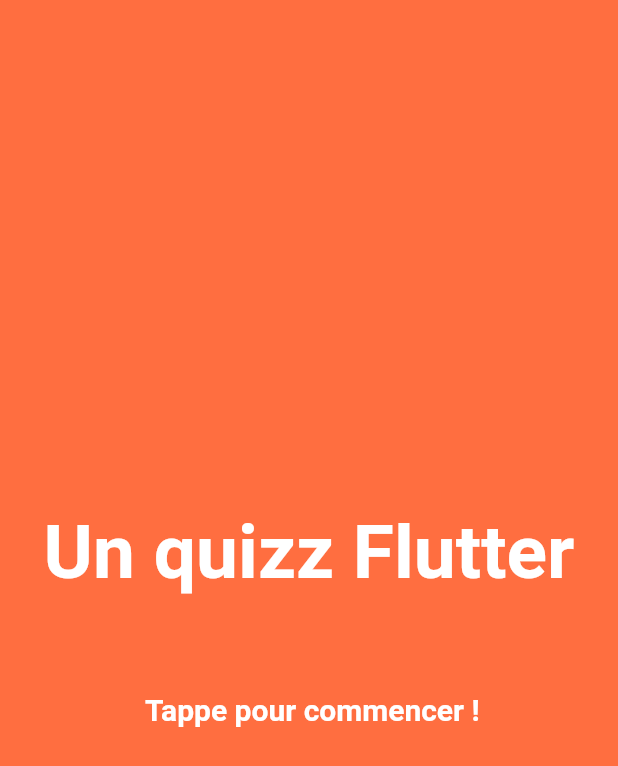
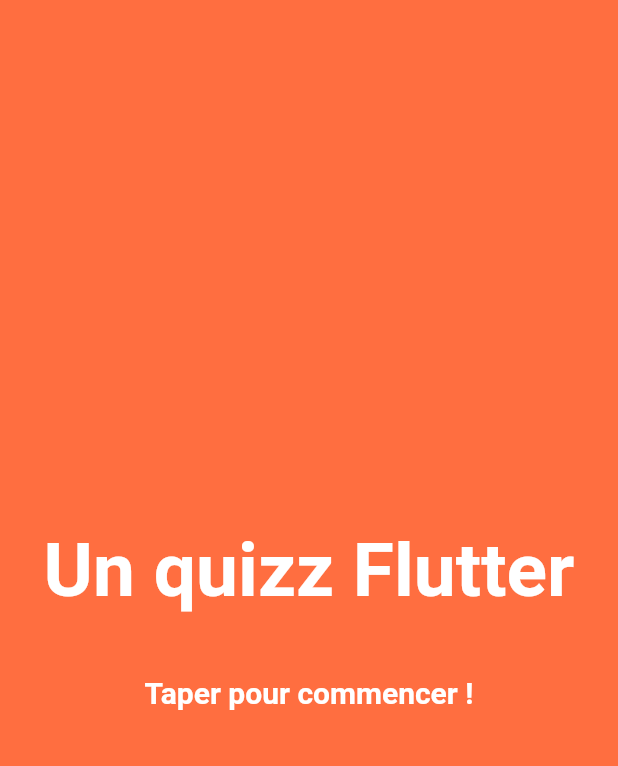
Before and after one commit to maloderivals/quizz, a Flutter app: the screen it shows after launch, on a phone screen of 412 x 824 dp. Shown: the top 766 px of the screen. Run offline on Flutter 3.47's test engine with Material 2 defaults, Android fonts, the phone set to English and light mode, and no system bars.

Commit message:
last commit

```diff
--- a/lib/pages/landing_page.dart
+++ b/lib/pages/landing_page.dart
@@ -13,7 +13,7 @@ class LandingPage extends StatelessWidget {
             children: <Widget>[
               new Text("Un quizz Flutter", style: new TextStyle(color: Colors.white, fontSize: 50.0, fontWeight: FontWeight.bold)),
               new Padding(padding: new EdgeInsets.all(20.0)),
-              new Text("\n Tappe pour commencer !", style: new TextStyle(color: Colors.white, fontSize: 20.0, fontWeight: FontWeight.bold))
+              new Text("Taper pour commencer !", style: new TextStyle(color: Colors.white, fontSize: 20.0, fontWeight: FontWeight.bold))
             ],
         ),
       )
```
